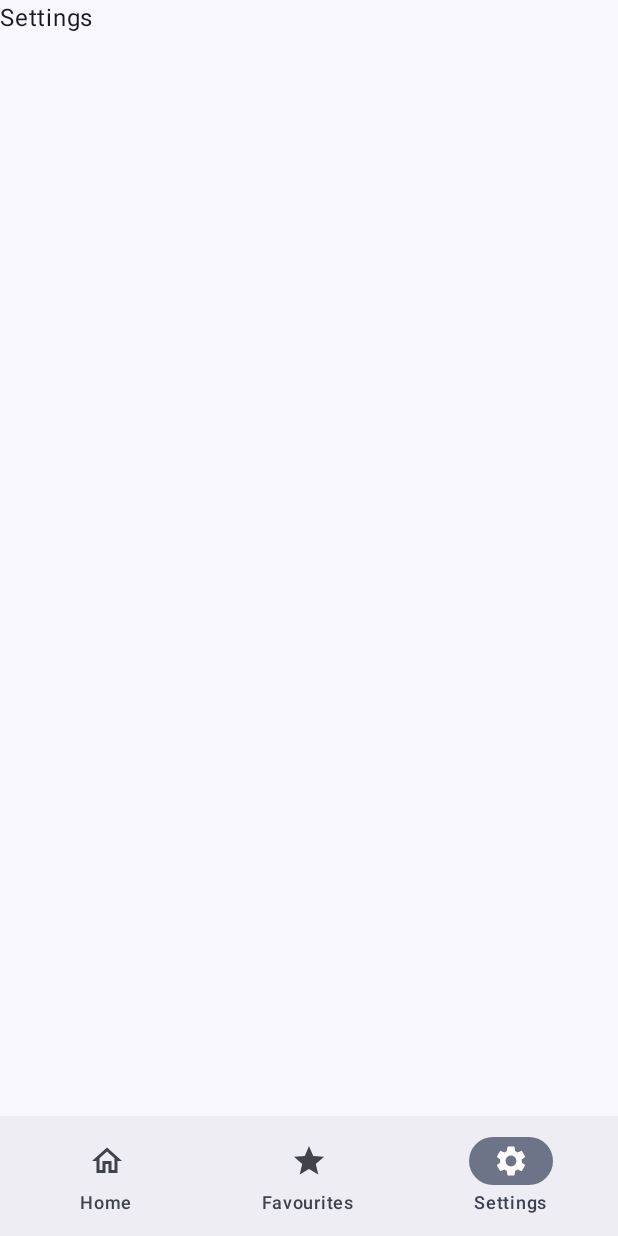
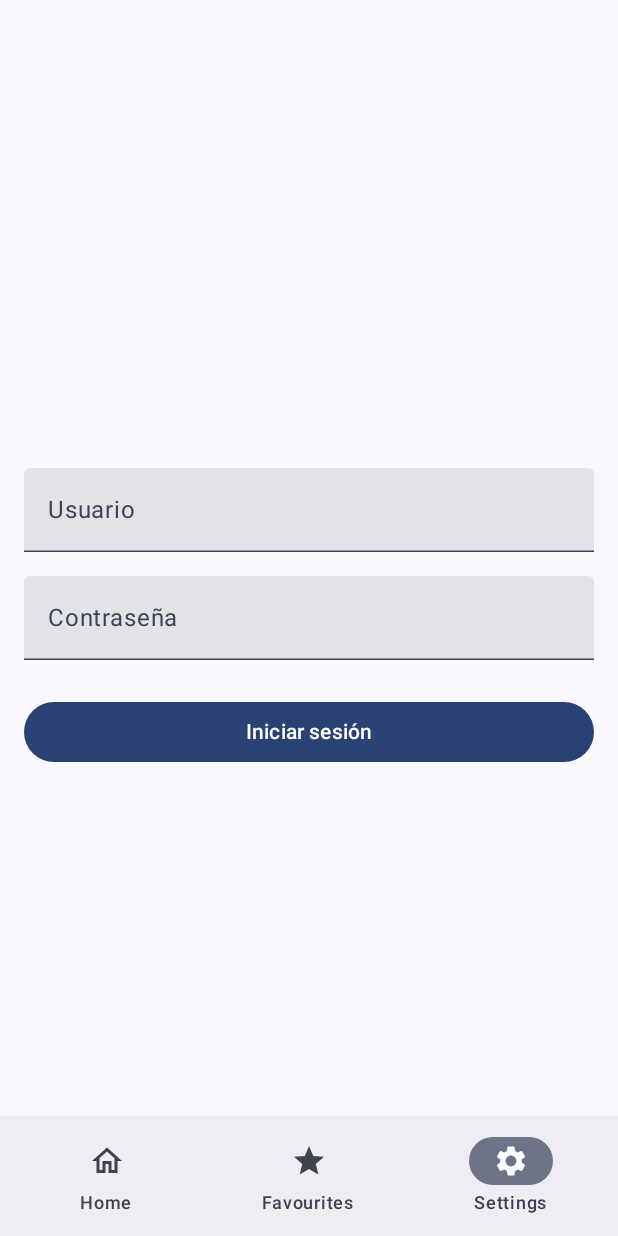
Before and after one commit to camiluscorp/Crypto-Android, an Android app built with Jetpack Compose: the screen it shows after launch (MainActivity), item 3 of the bottom bar chosen, on a phone screen of 412 x 824 dp. Run offline under Robolectric (Android 15) with nearby library versions, the phone set to English and light mode, and no system bars; our stand-ins replace Dagger/Hilt's generated code, Firebase (no records; nobody signed in at launch, a user with empty details on screens opened directly); pictures from the network do not load.

Commit message:
deber firebase 25-04-2025

```diff
--- /dev/null
+++ b/app/src/main/java/com/example/coincapapp/firebase/AuthRepository.kt
@@ -0,0 +1,31 @@
+package com.example.coincapapp.firebase
+
+import com.google.firebase.auth.FirebaseAuth
+import com.google.firebase.auth.FirebaseUser
+import kotlinx.coroutines.tasks.await
+
+class AuthRepository(
+    private val auth: FirebaseAuth = FirebaseAuth.getInstance()
+) {
+    suspend fun login(email: String, password: String): Result<FirebaseUser> {
+        return try {
+            val result = auth.signInWithEmailAndPassword(email, password).await()
+            val user = result.user
+            if (user != null) {
+                Result.success(user)
+            } else {
+                Result.failure(Exception("No se encontró el usuario."))
+            }
+        } catch (e: Exception) {
+            Result.failure(e)
+        }
+    }
+
+    fun getCurrentUser(): FirebaseUser? {
+        return auth.currentUser
+    }
+
+    fun logout() {
+        auth.signOut()
+    }
+}
--- a/app/src/main/java/com/example/coincapapp/services/CoinCapApiService.kt
+++ b/app/src/main/java/com/example/coincapapp/services/CoinCapApiService.kt
@@ -11,7 +11,8 @@ class CoinCapApiService @Inject constructor (
     private val client: HttpClient
 ) {
     suspend fun  getAssets(): AssetsResponse {
-        val response: HttpResponse = client.get(urlString = "https://rest.coincap.io/v3/assets?apiKey=0e46f6021931e3999ce3675a3548da6eb0a895d3328a5c3cbdcc17e846dafc42")
+        val response: HttpResponse = client.get(urlString = "https://a27c2c52-aa18-451d-8b25-24fc7448c9f7.mock.pstmn.io/v3/assets")
+        //val response: HttpResponse = client.get(urlString = "https://rest.coincap.io/v3/assets?apiKey=0e46f6021931e3999ce3675a3548da6eb0a895d3328a5c3cbdcc17e846dafc42")
         return response.body()
     }
 }
--- /dev/null
+++ b/app/src/main/java/com/example/coincapapp/viewModels/AuthViewModel.kt
@@ -0,0 +1,54 @@
+package com.example.coincapapp.viewModels
+
+import androidx.lifecycle.ViewModel
+import androidx.lifecycle.viewModelScope
+import com.example.coincapapp.firebase.AuthRepository
+import com.google.firebase.auth.FirebaseUser
+import kotlinx.coroutines.flow.MutableStateFlow
+import kotlinx.coroutines.flow.StateFlow
+import kotlinx.coroutines.launch
+
+class AuthViewModel(
+    private val repository: AuthRepository = AuthRepository()
+) : ViewModel() {
+
+    private val _user = MutableStateFlow<FirebaseUser?>(null)
+    val user: StateFlow<FirebaseUser?> = _user
+
+    private val _error = MutableStateFlow<String?>(null)
+    val error: StateFlow<String?> = _error
+
+    private val _loading = MutableStateFlow(false)
+    val loading: StateFlow<Boolean> = _loading
+
+    init {
+        checkCurrentUser()
+    }
+
+    fun login(email: String, password: String) {
+        viewModelScope.launch {
+            _loading.value = true
+            val result = repository.login(email, password)
+            _loading.value = false
+
+            result
+                .onSuccess { firebaseUser ->
+                    _user.value = firebaseUser
+                    _error.value = null
+                }
+                .onFailure { exception ->
+                    _user.value = null
+                    _error.value = exception.message
+                }
+        }
+    }
+
+    fun logout() {
+        repository.logout()
+        _user.value = null
+    }
+
+    fun checkCurrentUser() {
+        _user.value = repository.getCurrentUser()
+    }
+}
--- a/app/src/main/java/com/example/coincapapp/views/SettingsView.kt
+++ b/app/src/main/java/com/example/coincapapp/views/SettingsView.kt
@@ -1,21 +1,82 @@
 package com.example.coincapapp.views
 
-import androidx.compose.foundation.layout.Box
-import androidx.compose.foundation.layout.WindowInsets
-import androidx.compose.foundation.layout.asPaddingValues
-import androidx.compose.foundation.layout.fillMaxSize
-import androidx.compose.foundation.layout.padding
-import androidx.compose.foundation.layout.systemBars
-import androidx.compose.material3.Text
-import androidx.compose.runtime.Composable
+import androidx.compose.foundation.layout.*
+import androidx.compose.foundation.text.KeyboardOptions
+import androidx.compose.material3.*
+import androidx.compose.runtime.*
 import androidx.compose.ui.Modifier
+import androidx.compose.ui.text.input.ImeAction
+import androidx.compose.ui.text.input.PasswordVisualTransformation
+import androidx.compose.ui.unit.dp
+import androidx.lifecycle.viewmodel.compose.viewModel
+import com.example.coincapapp.viewModels.AuthViewModel
 
 @Composable
-fun Settings() {
+fun Settings(authViewModel: AuthViewModel = viewModel()) {
+    var username by remember { mutableStateOf("") }
+    var password by remember { mutableStateOf("") }
+
+    val user by authViewModel.user.collectAsState()
+    val error by authViewModel.error.collectAsState()
+    val loading by authViewModel.loading.collectAsState()
+
     Box(
-        modifier = Modifier.fillMaxSize()
+        modifier = Modifier
+            .fillMaxSize()
             .padding(WindowInsets.systemBars.asPaddingValues())
     ) {
-        Text("Settings")
+        Column(
+            modifier = Modifier
+                .fillMaxSize()
+                .padding(16.dp),
+            verticalArrangement = Arrangement.Center
+        ) {
+            if (user == null) {
+
+                TextField(
+                    value = username,
+                    onValueChange = { username = it },
+                    label = { Text("Usuario") },
+                    modifier = Modifier.fillMaxWidth(),
+                    singleLine = true,
+
+                )
+                Spacer(modifier = Modifier.height(16.dp))
+                TextField(
+                    value = password,
+                    onValueChange = { password = it },
+                    label = { Text("Contraseña") },
+                    visualTransformation = PasswordVisualTransformation(),
+                    modifier = Modifier.fillMaxWidth(),
+                    singleLine = true,
+
+                )
+                Spacer(modifier = Modifier.height(24.dp))
+                Button(
+                    onClick = { authViewModel.login(username, password) },
+                    modifier = Modifier.fillMaxWidth(),
+                    enabled = !loading
+                ) {
+                    Text(if (loading) "Ingresando..." else "Iniciar sesión")
+                }
+                if (error != null) {
+                    Spacer(modifier = Modifier.height(8.dp))
+                    Text(text = error ?: "", color = MaterialTheme.colorScheme.error)
+                }
+            } else {
+
+                Text(
+                    text = "Bienvenido, ${user?.email}\nID: ${user?.uid}",
+                    style = MaterialTheme.typography.headlineSmall
+                )
+                Spacer(modifier = Modifier.height(24.dp))
+                Button(
+                    onClick = { authViewModel.logout() },
+                    modifier = Modifier.fillMaxWidth()
+                ) {
+                    Text("Cerrar sesión")
+                }
+            }
+        }
     }
 }
--- a/build.gradle.kts
+++ b/build.gradle.kts
@@ -4,4 +4,6 @@ plugins {
     alias(libs.plugins.kotlin.android) apply false
     alias(libs.plugins.kotlin.compose) apply false
     alias (libs.plugins.hilt.android) apply false
+
+    id("com.google.gms.google-services") version "4.4.2" apply false
 }
```
Also changed, not shown: app/build.gradle.kts (+23 -0 lines), gradle/libs.versions.toml (+20 -0 lines), 2 other files.
